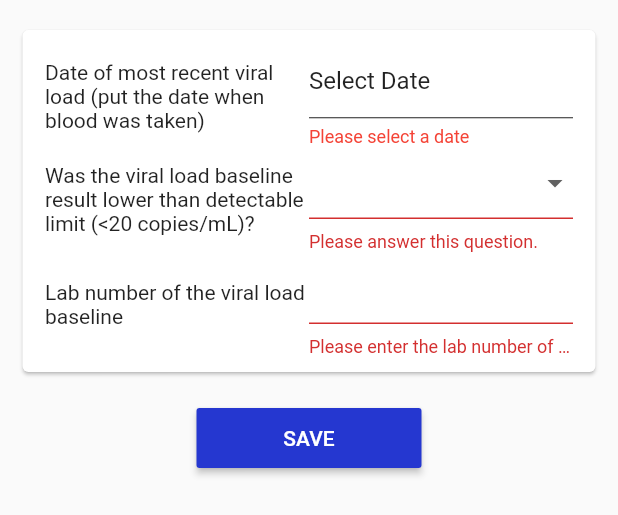
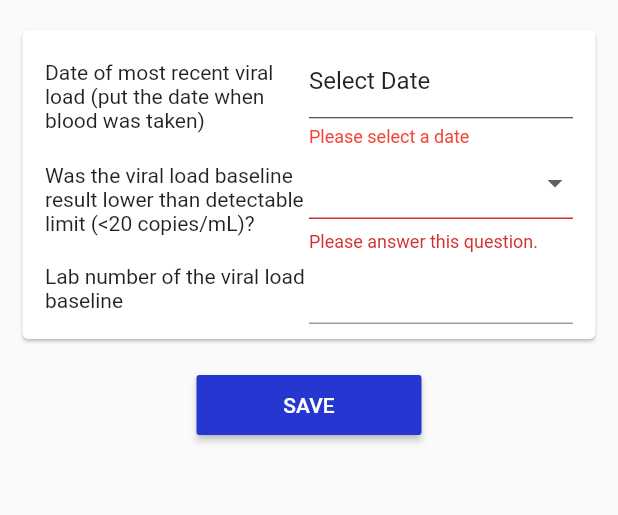
Before and after one commit to chrisly-bear/PEBRApp, a Flutter app: the AddViralLoadForm widget shown alone on an empty page, opened directly with empty values, after a tap on "SAVE", on a phone screen of 412 x 824 dp. Shown: the top 515 px of the screen. Run offline on Flutter 3.47's test engine with Material 2 defaults, Android fonts, the phone set to English and light mode, and no system bars; our stand-ins replace flushbar, shared_preferences, sqflite; missing offline and left inert: password, spreadsheet_decoder; accounts and stored records are empty.

Commit message:
Made lab number optional.

```diff
--- a/lib/database/models/ViralLoad.dart
+++ b/lib/database/models/ViralLoad.dart
@@ -14,8 +14,8 @@ class ViralLoad implements IExcelExportable {
   static final colViralLoadSource = 'source';
   static final colViralLoadIsBaseline = 'is_baseline';
   static final colDateOfBloodDraw = 'date_blood_draw';
-  static final colLabNumber = 'lab_number';
   static final colViralLoad = 'viral_load';
+  static final colLabNumber = 'lab_number'; // nullable
   static final colDiscrepancy = 'discrepancy'; // nullable
 
   DateTime _createdDate;
@@ -23,8 +23,8 @@ class ViralLoad implements IExcelExportable {
   ViralLoadSource source;
   bool isBaseline;
   DateTime dateOfBloodDraw;
+  int viralLoad;
   String labNumber;
-  int viralLoad;
   bool discrepancy;
 
   // Constructors
@@ -38,9 +38,9 @@ class ViralLoad implements IExcelExportable {
     this.source = ViralLoadSource.fromCode(map[colViralLoadSource]);
     this.isBaseline = map[colViralLoadIsBaseline] == 1;
     this.dateOfBloodDraw = DateTime.parse(map[colDateOfBloodDraw]);
-    this.labNumber = map[colLabNumber];
     this.viralLoad = map[colViralLoad];
     // nullables:
+    this.labNumber = map[colLabNumber];
     if (map[colDiscrepancy] != null) {
       this.discrepancy = map[colDiscrepancy] == 1;
     }
@@ -57,9 +57,9 @@ class ViralLoad implements IExcelExportable {
     map[colViralLoadSource] = source.code;
     map[colViralLoadIsBaseline] = isBaseline;
     map[colDateOfBloodDraw] = dateOfBloodDraw.toIso8601String();
-    map[colLabNumber] = labNumber;
     map[colViralLoad] = viralLoad;
     // nullables:
+    map[colLabNumber] = labNumber;
     map[colDiscrepancy] = discrepancy;
     return map;
   }
--- a/lib/screens/AddViralLoadScreen.dart
+++ b/lib/screens/AddViralLoadScreen.dart
@@ -195,11 +195,6 @@ class _AddViralLoadFormState extends State<AddViralLoadForm> {
     return _makeQuestion('Lab number of the viral load baseline',
       answer: TextFormField(
         controller: _viralLoadLabNumberCtr,
-        validator: (value) {
-          if (value.isEmpty) {
-            return 'Please enter the lab number of the viral load result';
-          }
-        },
       ),
     );
   }
@@ -262,7 +257,7 @@ class _AddViralLoadFormState extends State<AddViralLoadForm> {
     if (_formKey.currentState.validate() & _validateViralLoadBaselineDate()) {
 
       _viralLoad.viralLoad = _isLowerThanDetectable ? 0 : int.parse(_viralLoadResultCtr.text);
-      _viralLoad.labNumber = _viralLoadLabNumberCtr.text;
+      _viralLoad.labNumber = _viralLoadLabNumberCtr.text == '' ? null : _viralLoadLabNumberCtr.text;
       _viralLoad.checkLogicAndResetUnusedFields();
       await DatabaseProvider().insertViralLoad(_viralLoad);
       _patient.viralLoadFollowUps.add(_viralLoad);
--- a/lib/screens/PatientScreen.dart
+++ b/lib/screens/PatientScreen.dart
@@ -327,7 +327,7 @@ class _PatientScreenState extends State<PatientScreen> {
             ),
           ),
           SizedBox(width: 10.0),
-          Expanded(child: Text(vl.labNumber)),
+          Expanded(child: Text(vl.labNumber ?? '—')),
           Expanded(child: Text(vl.source == ViralLoadSource.MANUAL_INPUT() ? 'manual' : 'database')),
         ],
       );
```
Also changed, not shown: lib/database/DatabaseProvider.dart (+5 -5 lines), lib/screens/NewPatientScreen.dart (+1 -6 lines).
